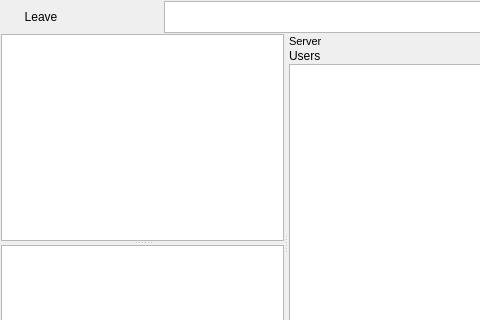
Before: the Qt Designer form ui/irc-channel-box.ui in berndhs/egalite, drawn with Qt 5; both pictures show x 0 to 480 and y 0 to 320 of the 574 by 476 pixel window.
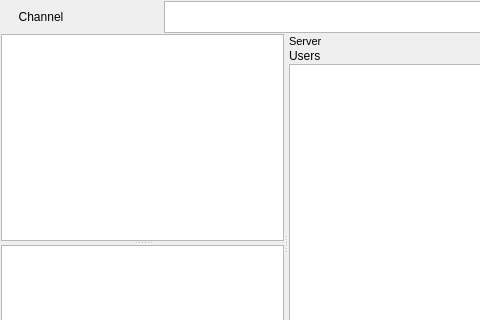
After: the same form once the commit is applied. Icons and pictures are not drawn.

Patch:
```diff
--- a/ui/irc-channel-box.ui
+++ b/ui/irc-channel-box.ui
@@ -20,7 +20,7 @@
       <string>Leave Channel</string>
      </property>
      <property name="text">
-      <string>Leave</string>
+      <string>Channel</string>
      </property>
      <property name="flat">
       <bool>true</bool>
```
Left out of the diff: 4 changed lines with no effect on the pictures.
